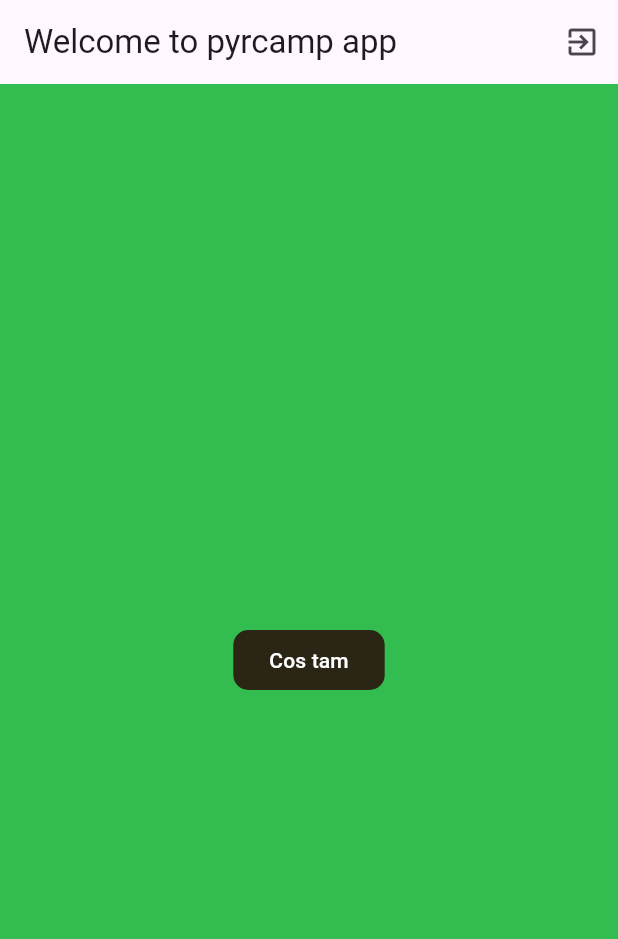
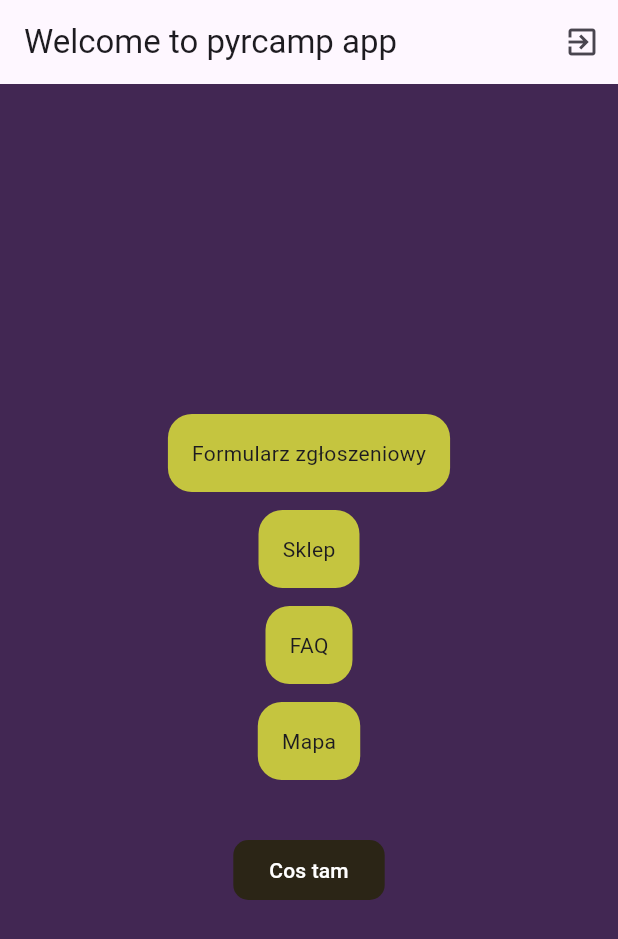
Before and after one commit to MaciejCiesielsk/PyrcampApp, a Flutter app: the screen it shows once a user with an empty profile is signed in, on a phone screen of 412 x 824 dp. Shown: the top 939 px of the screen. Run offline on Flutter 3.47's test engine with Material 3 defaults, Android fonts, the phone set to English and light mode, and no system bars; our stand-ins replace cloud_firestore, country_picker, firebase_auth, firebase_core; accounts and stored records are empty.

Commit message:
added new menu on welcome screen

```diff
--- /dev/null
+++ b/pyrcamp_app/lib/data/features_list.dart
@@ -0,0 +1,12 @@
+import 'package:flutter/material.dart';
+import 'package:pyrcamp_app/features/main_screen/menu_item.dart';
+import 'package:pyrcamp_app/features/shop_screen/shop_screen.dart';
+import 'package:pyrcamp_app/features/ticket_form/ticket_form_screen.dart';
+
+const availableMenuItems = [
+  MenuItem(
+      id: 'mi1', nextScreen: FormScreen(), title: 'Formularz zgłoszeniowy'),
+  MenuItem(id: 'mi2', nextScreen: ShopScreen(), title: 'Sklep'),
+  MenuItem(id: 'mi3', nextScreen: FormScreen(), title: 'FAQ'),
+  MenuItem(id: 'mi4', nextScreen: FormScreen(), title: 'Mapa'),
+];
--- /dev/null
+++ b/pyrcamp_app/lib/features/main_screen/menu_button.dart
@@ -0,0 +1,39 @@
+import 'package:flutter/material.dart';
+import 'package:pyrcamp_app/data/features_list.dart';
+import 'package:pyrcamp_app/features/main_screen/menu_item.dart';
+
+class MenuButton extends StatelessWidget {
+  //constructor
+  const MenuButton(
+      {super.key, required this.menuItem, required this.onSelectMenuItem});
+
+  //variables
+  final MenuItem menuItem;
+  final void Function() onSelectMenuItem;
+
+  @override
+  Widget build(BuildContext context) {
+    return InkWell(
+      //what happens after selecting menu item
+      onTap: onSelectMenuItem,
+      borderRadius: BorderRadius.circular(16),
+      child: Container(
+        padding: const EdgeInsets.all(16),
+        decoration: BoxDecoration(
+          //tu tez musimy dodac borderRadius, zeby zaokraglowny byl przycisk, ktory obecnie nie jest klikniety
+          borderRadius: BorderRadius.circular(16),
+          gradient: const LinearGradient(
+            colors: [
+              //const Color.fromARGB(255, 197, 197, 63).withOpacity(0.2),
+              const Color.fromARGB(255, 197, 197, 63),
+              const Color.fromARGB(255, 197, 197, 63),
+            ],
+            begin: Alignment.topLeft,
+            end: Alignment.bottomRight,
+          ),
+        ),
+        child: Text(menuItem.title),
+      ),
+    );
+  }
+}
--- /dev/null
+++ b/pyrcamp_app/lib/features/main_screen/menu_item.dart
@@ -0,0 +1,16 @@
+import 'package:flutter/material.dart';
+
+class MenuItem {
+  //constructor
+  const MenuItem(
+      {required this.id,
+      required this.title,
+      required this.nextScreen,
+      this.color = Colors.green});
+
+  //variables
+  final String id;
+  final String title;
+  final Widget nextScreen;
+  final Color color;
+}
--- /dev/null
+++ b/pyrcamp_app/lib/features/shop_screen/shop_screen.dart
@@ -0,0 +1,23 @@
+import 'package:flutter/material.dart';
+
+class ShopScreen extends StatefulWidget {
+  //constructor
+  const ShopScreen({super.key});
+
+  @override
+  State<ShopScreen> createState() => _ShopScreenState();
+}
+
+class _ShopScreenState extends State<ShopScreen> {
+  @override
+  Widget build(BuildContext context) {
+    return Scaffold(
+      appBar: AppBar(
+        title: const Text('Pyrcamp Shop'),
+      ),
+      body: const Center(
+        child: Text('tu bedzie sklep'),
+      ),
+    );
+  }
+}
--- a/pyrcamp_app/lib/features/ticket_form/ticket_form_screen.dart
+++ b/pyrcamp_app/lib/features/ticket_form/ticket_form_screen.dart
@@ -168,7 +168,8 @@ class _FormScreenState extends State<FormScreen> {
                                         labelText: 'Miasto',
                                         border: OutlineInputBorder()),
                                     validator: (value) {
-                                      if (value == null || value.trim().isEmpty) {
+                                      if (value == null ||
+                                          value.trim().isEmpty) {
                                         return 'Please enter a valid City';
                                       }
                                       return null;
@@ -207,7 +208,8 @@ class _FormScreenState extends State<FormScreen> {
                                         context: context,
                                         onSelect: (Country country) {
                                           setState(() {
-                                            _enteredCountry = country.displayName;
+                                            _enteredCountry =
+                                                country.displayName;
                                           });
                                         },
                                       );
--- a/pyrcamp_app/lib/main.dart
+++ b/pyrcamp_app/lib/main.dart
@@ -26,11 +26,11 @@ class MyApp extends StatelessWidget {
       home: StreamBuilder(
         stream: FirebaseAuth.instance.authStateChanges(),
         builder: (context, snapshot) {
-          if(snapshot.connectionState == ConnectionState.waiting) {
+          if (snapshot.connectionState == ConnectionState.waiting) {
             return Text('Czekaj');
           }
 
-          if(snapshot.hasData) {
+          if (snapshot.hasData) {
             return const WelcomePage();
           }
 
--- a/pyrcamp_app/lib/screens/welcome_page.dart
+++ b/pyrcamp_app/lib/screens/welcome_page.dart
@@ -1,7 +1,9 @@
 import 'package:firebase_auth/firebase_auth.dart';
 import 'package:flutter/material.dart';
 import 'package:pyrcamp_app/features/ticket_form/ticket_form_screen.dart';
-
+import 'package:pyrcamp_app/features/main_screen/menu_button.dart';
+import 'package:pyrcamp_app/data/features_list.dart';
+import 'package:pyrcamp_app/features/main_screen/menu_item.dart';
 
 class WelcomePage extends StatelessWidget {
   const WelcomePage({super.key});
@@ -19,17 +21,48 @@ class WelcomePage extends StatelessWidget {
               icon: const Icon(Icons.exit_to_app))
         ],
       ),
-      backgroundColor: const Color.fromARGB(255, 51, 189, 81),
+      backgroundColor: const Color.fromARGB(255, 66, 39, 83),
       body: Center(
         child: Column(
           mainAxisAlignment: MainAxisAlignment.center,
           children: [
+            for (final item in availableMenuItems)
+              Column(
+                children: [
+                  MenuButton(
+                    menuItem: item,
+                    onSelectMenuItem: () {
+                      Navigator.push(
+                        context,
+                        MaterialPageRoute(
+                            builder: (context) => item.nextScreen),
+                      );
+                    },
+                  ),
+                  const SizedBox(height: 12)
+                ],
+              ),
+            const SizedBox(height: 12),
+            //custom button
+            /*
+            MenuButton(
+              menuItem: ,
+              onSelectMenuItem: () {
+                Navigator.push(
+                  context,
+                  MaterialPageRoute(builder: (context) => const FormScreen()),
+                );
+              },
+            ),
+            */
+            const SizedBox(height: 12),
+            //elevated button
             ElevatedButton(
               child: const Text('Cos tam'),
               onPressed: () {
                 Navigator.push(
-                context,
-                MaterialPageRoute(builder: (context) => const FormScreen()),
+                  context,
+                  MaterialPageRoute(builder: (context) => const FormScreen()),
                 );
               },
             ),
```
Also changed, not shown: pyrcamp_app/pubspec.lock.
